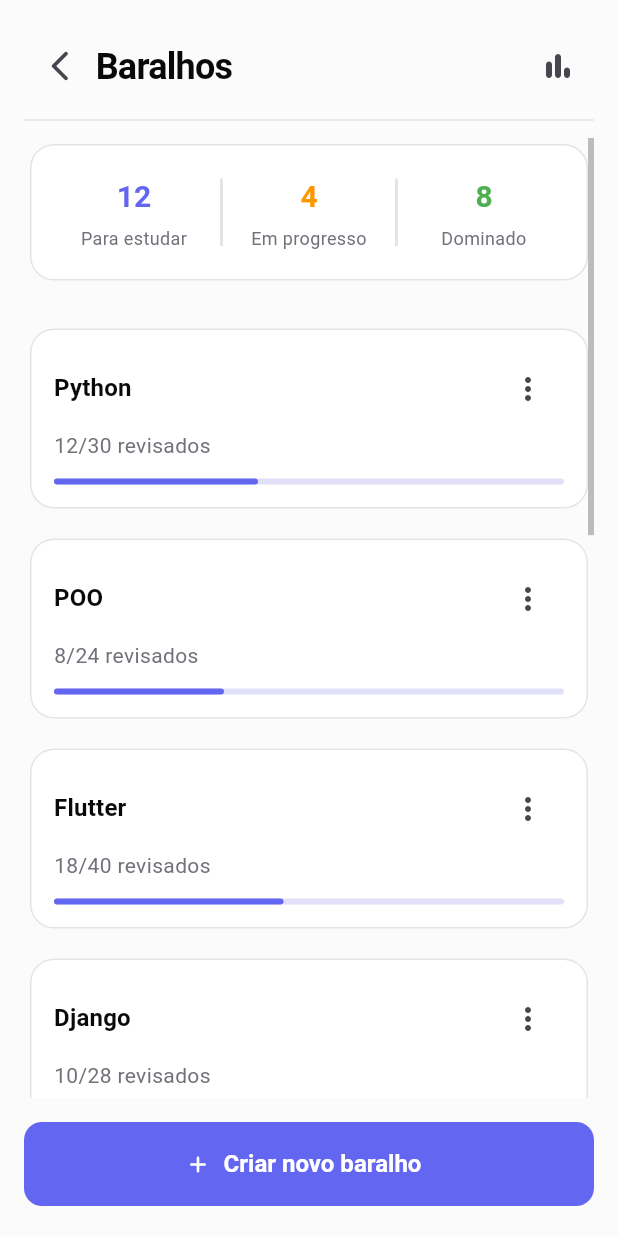
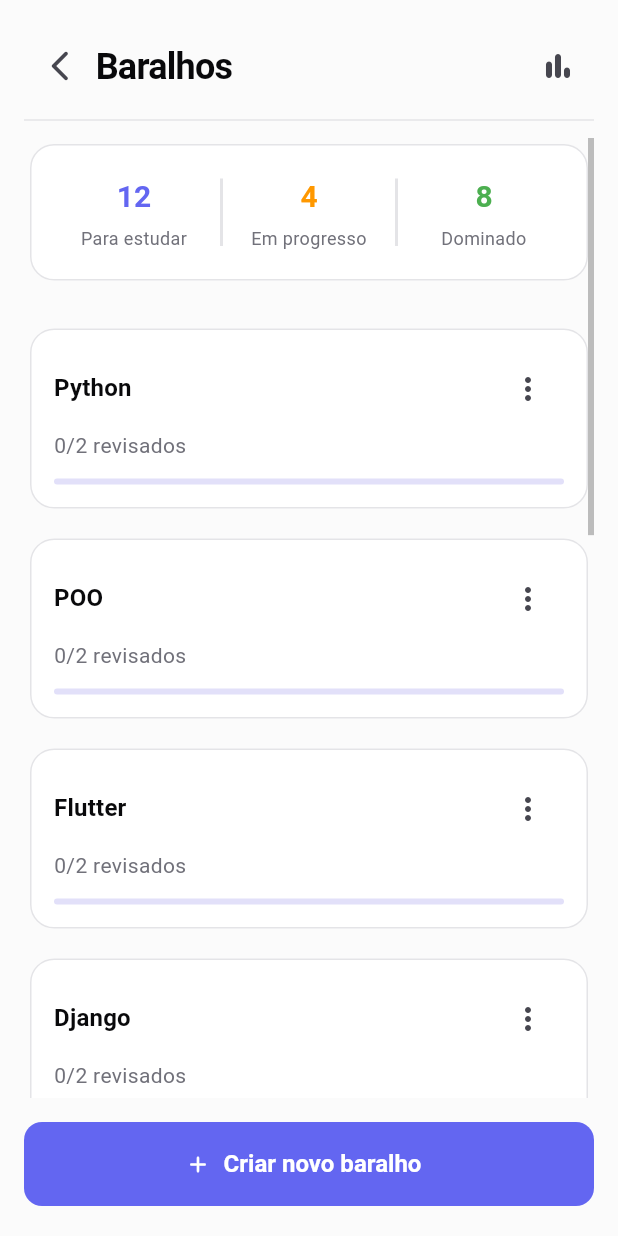
Before and after one commit to jonasr1/flash_mind, a Flutter app: the DecksScreen screen opened directly, on a phone screen of 412 x 824 dp. Run offline on Flutter 3.47's test engine with Material 3 defaults, Android fonts, the phone set to English and light mode, and no system bars.

Commit message:
feat:  decks with detailed questions and answers

```diff
--- a/lib/features/decks/data/decks_data.dart
+++ b/lib/features/decks/data/decks_data.dart
@@ -1,54 +1,134 @@
+import 'package:flash_mind/features/flashcards/models/flashcard.dart';
+
 import '../models/deck.dart';
 
 const decks = [
   Deck(
     title: 'Python',
-    totalCards: 30,
-    reviewedCards: 12,
+    reviewedCards: 0,
+    flashcards: [
+      Flashcard(
+        question: 'O que é uma lista em Python?',
+        answer: 'Uma coleção ordenada e mutável.',
+      ),
+      Flashcard(
+        question: 'O que é list comprehension?',
+        answer: 'Uma forma concisa de criar listas.',
+      ),
+    ],
   ),
   Deck(
     title: 'POO',
-    totalCards: 24,
-    reviewedCards: 8,
+    reviewedCards: 0,
+    flashcards: [
+      Flashcard(
+        question: 'O que é encapsulamento?',
+        answer: 'Ocultar detalhes internos.',
+      ),
+      Flashcard(
+        question: 'O que é herança?',
+        answer: 'Reutilização entre classes.',
+      ),
+    ],
   ),
   Deck(
     title: 'Flutter',
-    totalCards: 40,
-    reviewedCards: 18,
+    reviewedCards: 0,
+    flashcards: [
+      Flashcard(
+        question: 'O que é um Widget?',
+        answer: 'Bloco básico da interface.',
+      ),
+      Flashcard(
+        question: 'O que é StatefulWidget?',
+        answer: 'Widget que pode mudar de estado.',
+      ),
+    ],
   ),
   Deck(
     title: 'Django',
-    totalCards: 28,
-    reviewedCards: 10,
+    reviewedCards: 0,
+    flashcards: [
+      Flashcard(
+        question: 'O que é uma Model?',
+        answer: 'Representação de uma tabela.',
+      ),
+      Flashcard(
+        question: 'O que é uma View?',
+        answer: 'Lógica que responde requisições.',
+      ),
+    ],
   ),
   Deck(
     title: 'HTML',
-    totalCards: 15,
-    reviewedCards: 15,
+    reviewedCards: 2,
+    flashcards: [
+      Flashcard(
+        question: 'O que é uma tag?',
+        answer: 'Elemento estrutural do HTML.',
+      ),
+      Flashcard(
+        question: 'Função do <head>?',
+        answer: 'Metadados do documento.',
+      ),
+    ],
   ),
   Deck(
     title: 'CSS',
-    totalCards: 22,
-    reviewedCards: 14,
+    reviewedCards: 0,
+    flashcards: [
+      Flashcard(
+        question: 'O que faz margin?',
+        answer: 'Espaço externo do elemento.',
+      ),
+      Flashcard(
+        question: 'O que faz padding?',
+        answer: 'Espaço interno do elemento.',
+      ),
+    ],
   ),
   Deck(
     title: 'Git',
-    totalCards: 18,
-    reviewedCards: 9,
+    reviewedCards: 0,
+    flashcards: [
+      Flashcard(
+        question: 'O que faz git commit?',
+        answer: 'Salva mudanças no histórico.',
+      ),
+      Flashcard(
+        question: 'O que é uma branch?',
+        answer: 'Linha paralela de desenvolvimento.',
+      ),
+    ],
   ),
   Deck(
     title: 'SQL',
-    totalCards: 26,
-    reviewedCards: 6,
+    reviewedCards: 0,
+    flashcards: [
+      Flashcard(question: 'O que faz SELECT?', answer: 'Consulta dados.'),
+      Flashcard(question: 'O que faz WHERE?', answer: 'Filtra registros.'),
+    ],
   ),
   Deck(
     title: 'Linux',
-    totalCards: 20,
-    reviewedCards: 11,
+    reviewedCards: 0,
+    flashcards: [
+      Flashcard(question: 'O que faz ls?', answer: 'Lista arquivos.'),
+      Flashcard(question: 'O que faz cd?', answer: 'Muda de diretório.'),
+    ],
   ),
   Deck(
     title: 'Dart',
-    totalCards: 35,
-    reviewedCards: 17,
+    reviewedCards: 0,
+    flashcards: [
+      Flashcard(
+        question: 'O que é final?',
+        answer: 'Variável atribuída uma vez.',
+      ),
+      Flashcard(
+        question: 'O que é const?',
+        answer: 'Valor constante em compile-time.',
+      ),
+    ],
   ),
 ];
--- a/lib/features/decks/models/deck.dart
+++ b/lib/features/decks/models/deck.dart
@@ -1,13 +1,17 @@
+import 'package:flash_mind/features/flashcards/models/flashcard.dart';
+
 class Deck {
   final String title;
-  final int totalCards;
   final int reviewedCards;
+  final List<Flashcard> flashcards;
 
   const Deck({
     required this.title,
-    required this.totalCards,
     required this.reviewedCards,
+    required this.flashcards,
   });
+
+  int get totalCards => flashcards.length;
 
   double get progress {
     if (totalCards == 0) return 0;
--- a/lib/features/flashcards/screens/flashcard_session_screen.dart
+++ b/lib/features/flashcards/screens/flashcard_session_screen.dart
@@ -1,6 +1,5 @@
 import 'package:flash_mind/features/decks/models/deck.dart';
 import 'package:flutter/material.dart';
-import 'package:flash_mind/features/flashcards/data/flashcards_data.dart';
 
 import '../widgets/flashcard_view.dart';
 
@@ -18,7 +17,10 @@
   int currentIndex = 0;
 
   void goToNextFlashcard() {
-    if (currentIndex >= flashcards.length - 1) {
+    final isLastCard = currentIndex >= widget.deck.flashcards.length - 1;
+
+    if (isLastCard) {
+      showSessionCompletedDialog();
       return;
     }
 
@@ -26,6 +28,29 @@
       currentIndex++;
       isAnswerVisible = false;
     });
+  }
+
+  void showSessionCompletedDialog() {
+    showDialog(
+      context: context,
+      builder: (context) {
+        return AlertDialog(
+          title: const Text('Sessão concluída 🎉'),
+          content: const Text(
+            'Você revisou todos os flashcards deste baralho.',
+          ),
+          actions: [
+            TextButton(
+              onPressed: () {
+                Navigator.of(context).pop();
+                Navigator.of(context).pop();
+              },
+              child: const Text('Voltar'),
+            ),
+          ],
+        );
+      },
+    );
   }
 
   void showAnswer() {
@@ -36,7 +61,7 @@
 
   @override
   Widget build(BuildContext context) {
-    final currentFlashcard = flashcards[currentIndex];
+    final currentFlashcard = widget.deck.flashcards[currentIndex];
     return Scaffold(
       body: SafeArea(
         child: Padding(
@@ -64,7 +89,7 @@
               Row(
                 children: [
                   Text(
-                    '${currentIndex + 1}/${flashcards.length}',
+                    '${currentIndex + 1}/${widget.deck.flashcards.length}',
                     style: Theme.of(context).textTheme.bodyMedium,
                   ),
                   const Spacer(),
```
